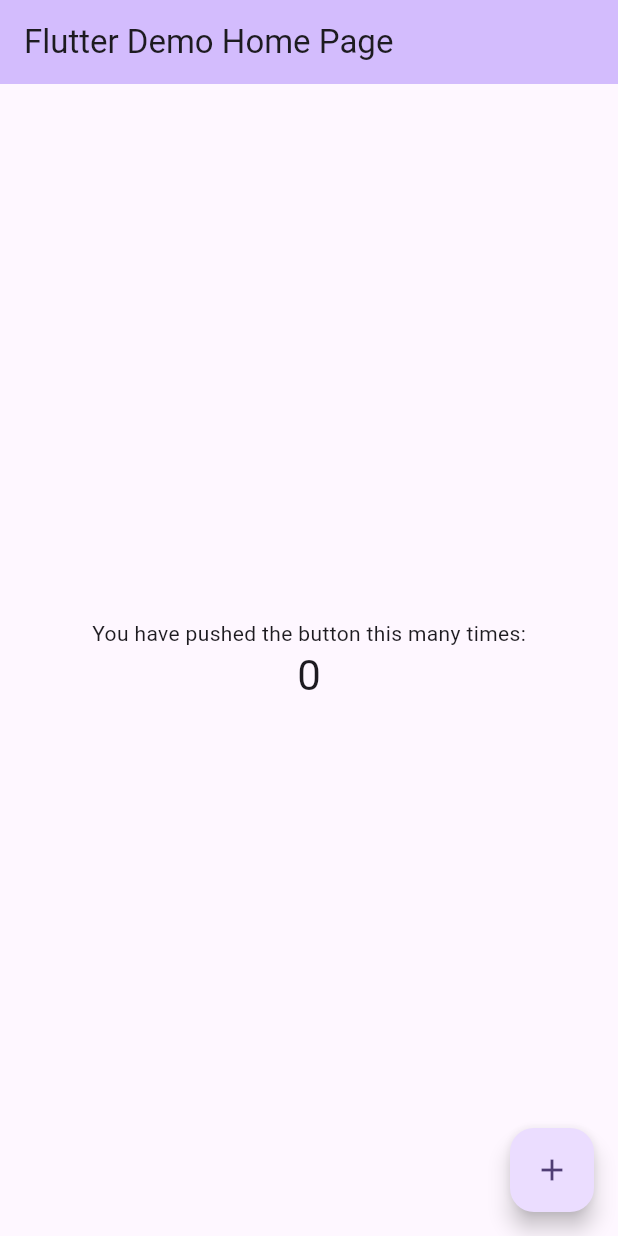
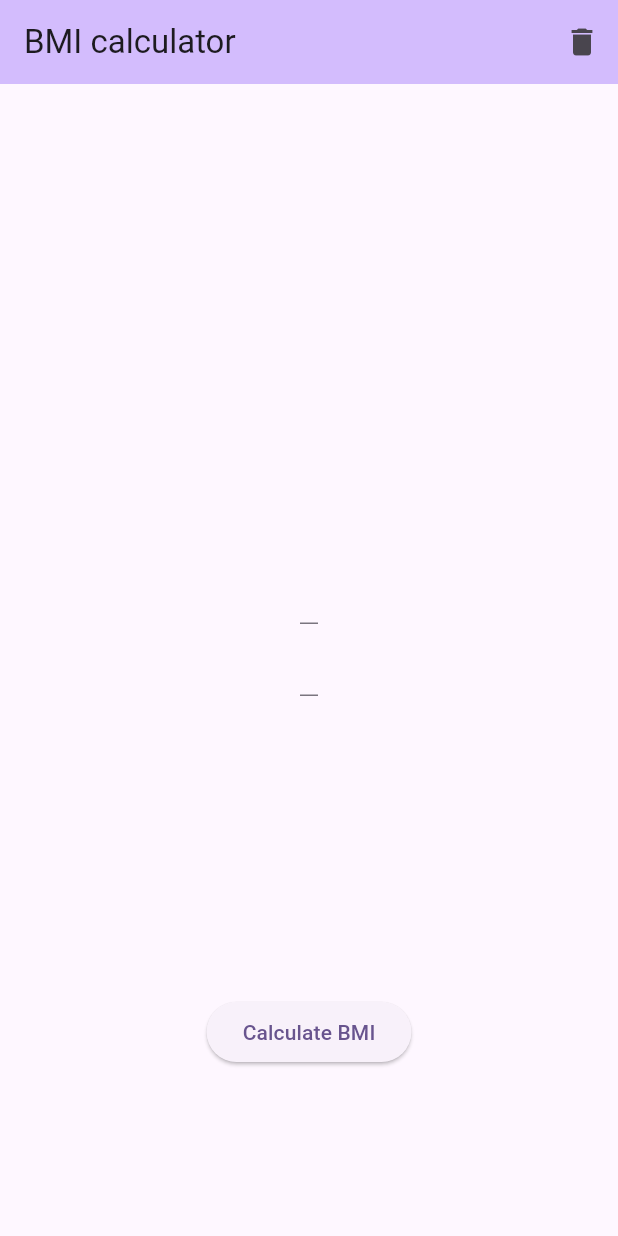
Before and after one commit to Ratib05/bmi_calculator, a Flutter app: the screen it shows after launch, on a phone screen of 412 x 824 dp. Run offline on Flutter 3.47's test engine with Material 3 defaults, Android fonts, the phone set to English and light mode, and no system bars.

Commit message:
removed pre-existing code, setup user input, made button, setup calculation function, did some layouting

```diff
--- a/lib/main.dart
+++ b/lib/main.dart
@@ -11,26 +11,13 @@ class MyApp extends StatelessWidget {
   @override
   Widget build(BuildContext context) {
     return MaterialApp(
-      title: 'Flutter Demo',
+      title: 'BMI calculator',
+      debugShowCheckedModeBanner: false,
       theme: ThemeData(
         // This is the theme of your application.
-        //
-        // TRY THIS: Try running your application with "flutter run". You'll see
-        // the application has a purple toolbar. Then, without quitting the app,
-        // try changing the seedColor in the colorScheme below to Colors.green
-        // and then invoke "hot reload" (save your changes or press the "hot
-        // reload" button in a Flutter-supported IDE, or press "r" if you used
-        // the command line to start the app).
-        //
-        // Notice that the counter didn't reset back to zero; the application
-        // state is not lost during the reload. To reset the state, use hot
-        // restart instead.
-        //
-        // This works for code too, not just values: Most code changes can be
-        // tested with just a hot reload.
         colorScheme: ColorScheme.fromSeed(seedColor: Colors.deepPurple),
       ),
-      home: const MyHomePage(title: 'Flutter Demo Home Page'),
+      home: MyHomePage(title: 'BMI calculator'),
     );
   }
 }
@@ -42,11 +29,6 @@ class MyHomePage extends StatefulWidget {
   // that it has a State object (defined below) that contains fields that affect
   // how it looks.
 
-  // This class is the configuration for the state. It holds the values (in this
-  // case the title) provided by the parent (in this case the App widget) and
-  // used by the build method of the State. Fields in a Widget subclass are
-  // always marked "final".
-
   final String title;
 
   @override
@@ -54,69 +36,70 @@ class MyHomePage extends StatefulWidget {
 }
 
 class _MyHomePageState extends State<MyHomePage> {
-  int _counter = 0;
+  final TextEditingController _heightController = TextEditingController();
+  final TextEditingController _weightController = TextEditingController();
 
-  void _incrementCounter() {
-    setState(() {
-      // This call to setState tells the Flutter framework that something has
-      // changed in this State, which causes it to rerun the build method below
-      // so that the display can reflect the updated values. If we changed
-      // _counter without calling setState(), then the build method would not be
-      // called again, and so nothing would appear to happen.
-      _counter++;
-    });
+  String calculateBMI() {
+    int height = int.tryParse(_heightController.text) ?? 0;
+    int weight = int.tryParse(_weightController.text) ?? 0;
+
+    double bmi = weight / (height / 100) * 2;
+
+    if (bmi < 18.5) {
+      return "Underweight";
+    } else if (bmi < 25) {
+      return "Healthy weight";
+    } else if (bmi < 30) {
+      return "overweight";
+    }
+    return "Obese";
   }
 
   @override
   Widget build(BuildContext context) {
-    // This method is rerun every time setState is called, for instance as done
-    // by the _incrementCounter method above.
-    //
-    // The Flutter framework has been optimized to make rerunning build methods
-    // fast, so that you can just rebuild anything that needs updating rather
-    // than having to individually change instances of widgets.
     return Scaffold(
       appBar: AppBar(
-        // TRY THIS: Try changing the color here to a specific color (to
-        // Colors.amber, perhaps?) and trigger a hot reload to see the AppBar
-        // change color while the other colors stay the same.
         backgroundColor: Theme.of(context).colorScheme.inversePrimary,
         // Here we take the value from the MyHomePage object that was created by
         // the App.build method, and use it to set our appbar title.
         title: Text(widget.title),
+
+        actions: [
+          IconButton(
+            onPressed: () {
+              setState(() {
+                _heightController.clear();
+                _weightController.clear();
+              });
+            },
+            icon: Icon(Icons.delete),
+          ),
+        ],
       ),
       body: Center(
         // Center is a layout widget. It takes a single child and positions it
         // in the middle of the parent.
         child: Column(
-          // Column is also a layout widget. It takes a list of children and
-          // arranges them vertically. By default, it sizes itself to fit its
-          // children horizontally, and tries to be as tall as its parent.
-          //
-          // Column has various properties to control how it sizes itself and
-          // how it positions its children. Here we use mainAxisAlignment to
-          // center the children vertically; the main axis here is the vertical
-          // axis because Columns are vertical (the cross axis would be
-          // horizontal).
-          //
-          // TRY THIS: Invoke "debug painting" (choose the "Toggle Debug Paint"
-          // action in the IDE, or press "p" in the console), to see the
-          // wireframe for each widget.
           mainAxisAlignment: MainAxisAlignment.center,
-          children: <Widget>[
-            const Text('You have pushed the button this many times:'),
-            Text(
-              '$_counter',
-              style: Theme.of(context).textTheme.headlineMedium,
+          children: [
+            Padding(
+              padding: EdgeInsets.all(200),
+              child: Column(
+                mainAxisAlignment: MainAxisAlignment.center,
+                children: [
+                  TextField(controller: _heightController),
+                  TextField(controller: _weightController),
+                ],
+              ),
+            ),
+            ElevatedButton(
+              onPressed: calculateBMI,
+              child: const Text("Calculate BMI"),
             ),
           ],
         ),
+        // This trailing comma makes auto-formatting nicer for build methods.
       ),
-      floatingActionButton: FloatingActionButton(
-        onPressed: _incrementCounter,
-        tooltip: 'Increment',
-        child: const Icon(Icons.add),
-      ), // This trailing comma makes auto-formatting nicer for build methods.
     );
   }
 }
```
